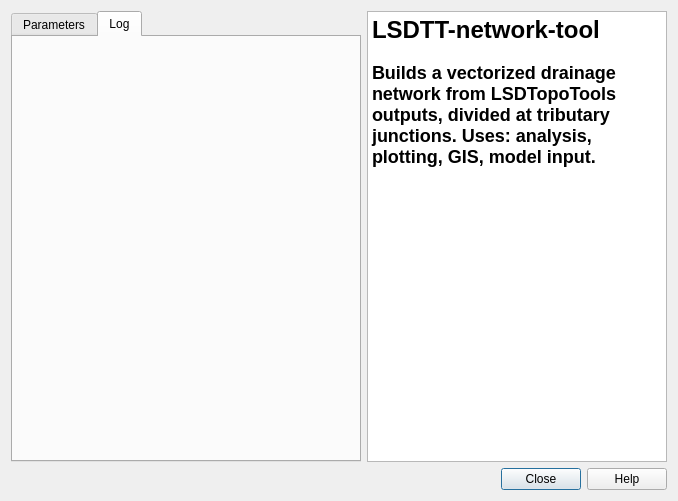
pjMitchell490/qgis_lsdtt_network_tool, file qgis_lsdtt_network_tool_dialog_base.ui: the form before one commit.
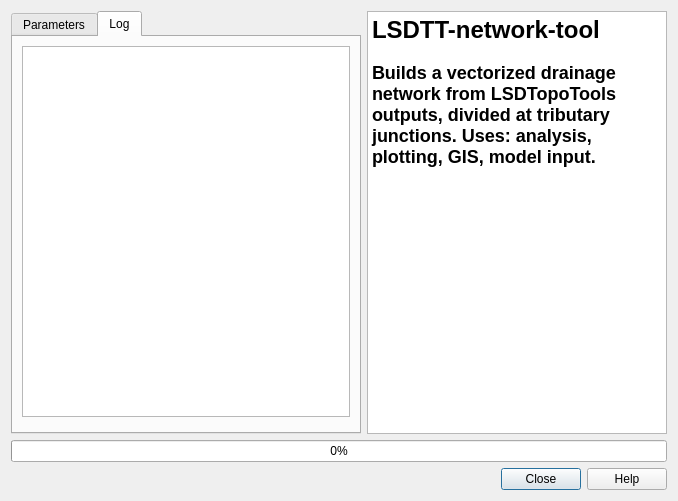
The form after the commit. The open tabs and pages were chosen to show the change. Custom widgets are drawn as their Qt base class.

The edit to the form file:
```diff
--- a/qgis_lsdtt_network_tool_dialog_base.ui
+++ b/qgis_lsdtt_network_tool_dialog_base.ui
@@ -90,6 +90,22 @@
         <attribute name="title">
          <string>Log</string>
         </attribute>
+        <layout class="QGridLayout" name="gridLayout_3">
+         <item row="0" column="0">
+          <widget class="QPlainTextEdit" name="pteMessageLog">
+           <property name="readOnly">
+            <bool>true</bool>
+           </property>
+          </widget>
+         </item>
+         <item row="1" column="0">
+          <widget class="QDialogButtonBox" name="logButtonBox">
+           <property name="standardButtons">
+            <set>QDialogButtonBox::NoButton</set>
+           </property>
+          </widget>
+         </item>
+        </layout>
        </widget>
       </widget>
      </item>
@@ -120,6 +136,18 @@
     </layout>
    </item>
    <item row="1" column="0">
+    <layout class="QVBoxLayout" name="verticalLayout">
+     <item>
+      <widget class="QProgressBar" name="progressBar">
+       <property name="value">
+        <number>0</number>
+       </property>
+       <property name="invertedAppearance">
+        <bool>false</bool>
+       </property>
+      </widget>
+     </item>
+     <item>
     <widget class="QDialogButtonBox" name="button_box">
      <property name="contextMenuPolicy">
       <enum>Qt::DefaultContextMenu</enum>
@@ -131,6 +159,8 @@
       <set>QDialogButtonBox::Close|QDialogButtonBox::Help</set>
      </property>
     </widget>
+     </item>
+    </layout>
    </item>
   </layout>
  </widget>
```
Left out of the diff: 2 changed lines with no effect on the pictures. Lines whose indentation alone changed are shown as unchanged.
